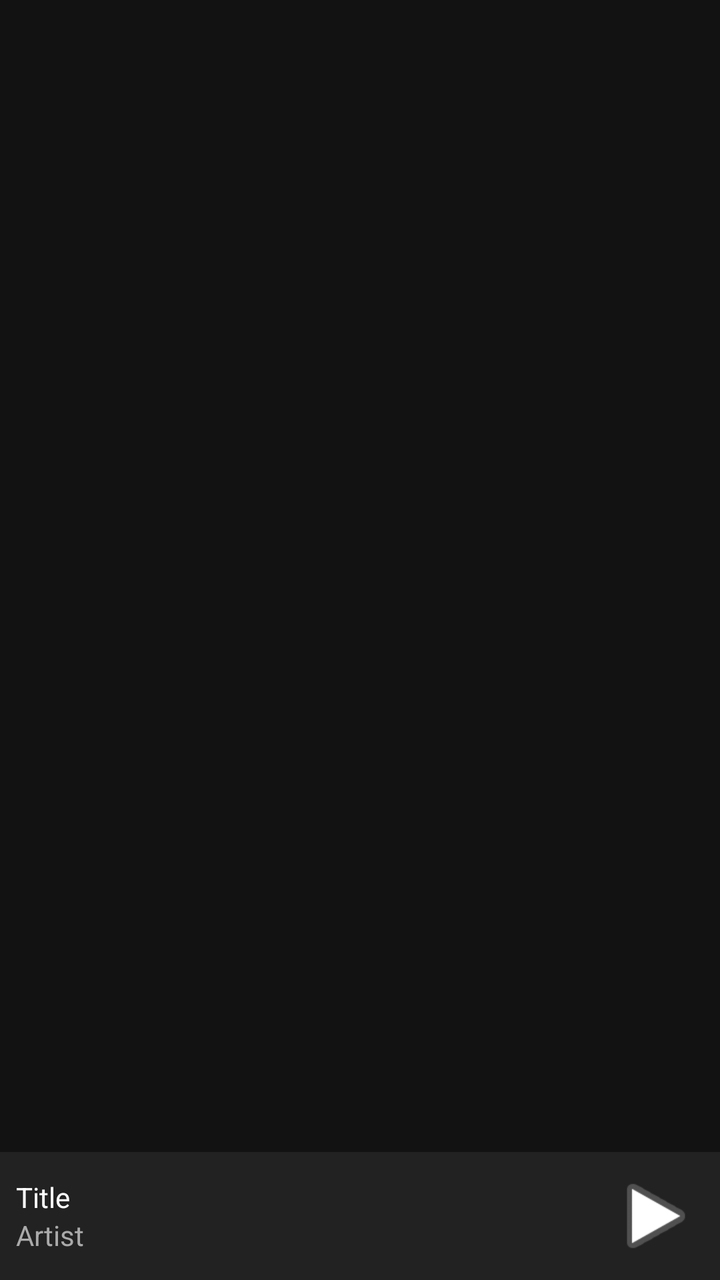
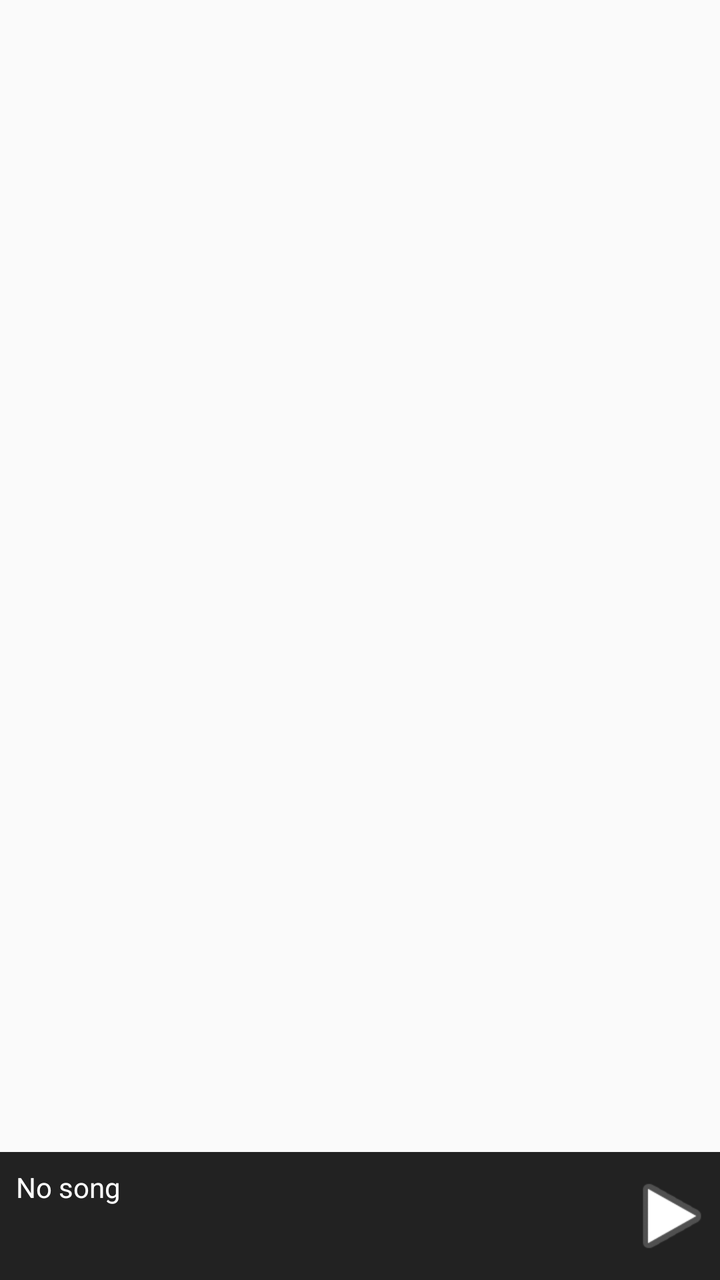

An Android layout rendered at two revisions. The XML below is the earlier revision; the diff shows what the commit changed to produce the second picture.
<!-- AndroidManifest.xml: application theme android:Theme.Material.Light.NoActionBar -->
<!-- res/layout/main.xml -->
<?xml version="1.0" encoding="utf-8"?>
<LinearLayout xmlns:android="http://schemas.android.com/apk/res/android"
 android:layout_width="match_parent"
 android:layout_height="match_parent"
 android:orientation="vertical"
 android:background="#121212">
<androidx.appcompat.widget.SearchView
 android:id="@+id/searchView"
 android:layout_width="match_parent"
 android:layout_height="wrap_content"
 android:background="#222"/>
<androidx.recyclerview.widget.RecyclerView
 android:id="@+id/rvSongs"
 android:layout_width="match_parent"
 android:layout_height="0dp"
 android:layout_weight="1"/>
<LinearLayout
 android:id="@+id/miniPlayerContainer"
 android:layout_width="match_parent"
 android:layout_height="64dp"
 android:orientation="horizontal"
 android:background="#222"
 android:gravity="center_vertical"
 android:padding="8dp">
<LinearLayout android:layout_width="0dp" android:layout_weight="1" android:layout_height="wrap_content" android:orientation="vertical">
<TextView android:id="@+id/miniTitle" android:layout_width="match_parent" android:layout_height="wrap_content" android:textColor="#FFF" android:maxLines="1" android:text="Title"/>
<TextView android:id="@+id/miniArtist" android:layout_width="match_parent" android:layout_height="wrap_content" android:textColor="#AAA" android:maxLines="1" android:text="Artist"/>
</LinearLayout>
<ImageView android:id="@+id/miniPlayPause" android:layout_width="48dp" android:layout_height="48dp" android:src="@android:drawable/ic_media_play"/>
</LinearLayout>
</LinearLayout>
<!-- resources referenced by this layout -->
<resources>

</resources>

<!-- the commit's change to res/layout/main.xml (unified diff, before → after) -->
@@ -1,31 +1,42 @@
 <?xml version="1.0" encoding="utf-8"?>
 <LinearLayout xmlns:android="http://schemas.android.com/apk/res/android"
- android:layout_width="match_parent"
- android:layout_height="match_parent"
- android:orientation="vertical"
- android:background="#121212">
-<androidx.appcompat.widget.SearchView
- android:id="@+id/searchView"
- android:layout_width="match_parent"
- android:layout_height="wrap_content"
- android:background="#222"/>
-<androidx.recyclerview.widget.RecyclerView
- android:id="@+id/rvSongs"
- android:layout_width="match_parent"
- android:layout_height="0dp"
- android:layout_weight="1"/>
-<LinearLayout
- android:id="@+id/miniPlayerContainer"
- android:layout_width="match_parent"
- android:layout_height="64dp"
- android:orientation="horizontal"
- android:background="#222"
- android:gravity="center_vertical"
- android:padding="8dp">
-<LinearLayout android:layout_width="0dp" android:layout_weight="1" android:layout_height="wrap_content" android:orientation="vertical">
-<TextView android:id="@+id/miniTitle" android:layout_width="match_parent" android:layout_height="wrap_content" android:textColor="#FFF" android:maxLines="1" android:text="Title"/>
-<TextView android:id="@+id/miniArtist" android:layout_width="match_parent" android:layout_height="wrap_content" android:textColor="#AAA" android:maxLines="1" android:text="Artist"/>
+    android:layout_width="match_parent"
+    android:layout_height="match_parent"
+    android:orientation="vertical">
+    <androidx.appcompat.widget.SearchView
+        android:id="@+id/searchView"
+        android:layout_width="match_parent"
+        android:layout_height="wrap_content" />
+    <androidx.recyclerview.widget.RecyclerView
+        android:id="@+id/rvSongs"
+        android:layout_width="match_parent"
+        android:layout_height="0dp"
+        android:layout_weight="1" />
+    <LinearLayout
+        android:id="@+id/miniPlayerContainer"
+        android:layout_width="match_parent"
+        android:layout_height="64dp"
+        android:orientation="horizontal"
+        android:background="#222">
+        <LinearLayout
+            android:layout_width="0dp"
+            android:layout_height="match_parent"
+            android:layout_weight="1"
+            android:orientation="vertical"
+            android:padding="8dp">
+            <TextView android:id="@+id/miniTitle"
+                android:layout_width="match_parent"
+                android:layout_height="wrap_content"
+                android:text="No song" android:textColor="#FFF" />
+            <TextView android:id="@+id/miniArtist"
+                android:layout_width="match_parent"
+                android:layout_height="wrap_content"
+                android:text="" android:textColor="#AAA" />
+        </LinearLayout>
+        <ImageView android:id="@+id/miniPlayPause"
+            android:layout_width="48dp"
+            android:layout_height="48dp"
+            android:layout_gravity="center"
+            android:src="@android:drawable/ic_media_play" />
+    </LinearLayout>
 </LinearLayout>
-<ImageView android:id="@+id/miniPlayPause" android:layout_width="48dp" android:layout_height="48dp" android:src="@android:drawable/ic_media_play"/>
-</LinearLayout>
-</LinearLayout>
